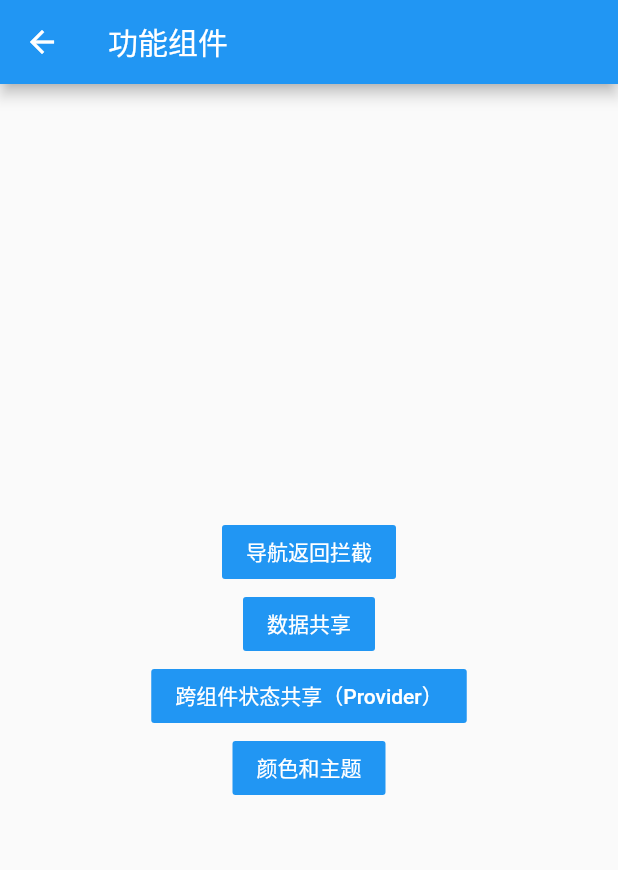
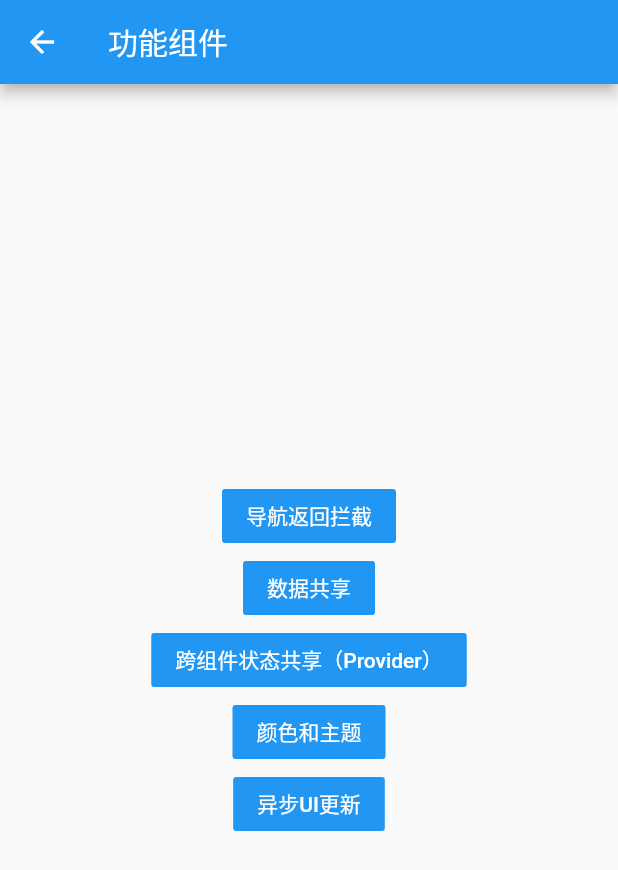
Before and after one commit to 568240761/flutter_practice, a Flutter app: the FunctionManage screen opened by its route, on a phone screen of 412 x 824 dp. Shown: the top 870 px of the screen. Run offline on Flutter 3.47's test engine with Material 2 defaults, Android fonts, the phone set to English and light mode, and no system bars.

Commit message:
创建2个按钮

```diff
--- a/lib/page/function/function_manage.dart
+++ b/lib/page/function/function_manage.dart
@@ -67,6 +67,19 @@ class FunctionManage extends StatelessWidget {
               color: Colors.blue,
               child: Text("颜色和主题"),
             ),
+            FlatButton(
+              onPressed: () {
+                Navigator.push(
+                  context,
+                  MaterialPageRoute(builder: (context) {
+                    return CartFunction();
+                  }),
+                );
+              },
+              textColor: Colors.white,
+              color: Colors.blue,
+              child: Text("异步UI更新"),
+            ),
           ],
         ),
       ),
```
